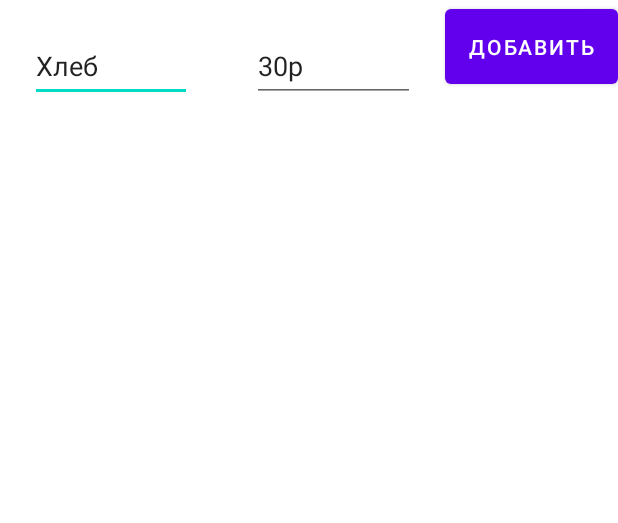
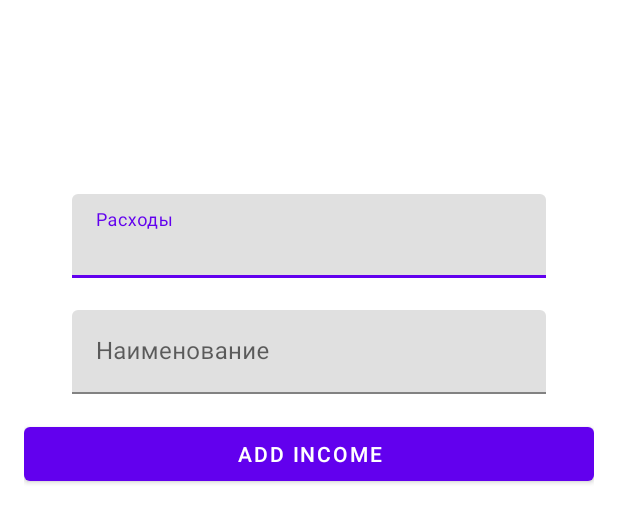
Before and after one commit to Levitan666/LoftMoney2, an Android app: the layout activity_add_item.xml on its own in the app's theme, with its tools: preview values and no code run, on a phone screen of 412 x 824 dp. Shown: the top 523 px of the screen. Run offline under Robolectric (Android 15) with nearby library versions, the phone set to English and light mode, and no system bars; network calls fail.

Commit message:
LoftMoney

```diff
--- /dev/null
+++ b/app/src/main/res/drawable/ic_add.xml
@@ -0,0 +1,5 @@
+<vector android:height="24dp" android:tint="#FFFFFF"
+    android:viewportHeight="24" android:viewportWidth="24"
+    android:width="24dp" xmlns:android="http://schemas.android.com/apk/res/android">
+    <path android:fillColor="@android:color/white" android:pathData="M19,13h-6v6h-2v-6H5v-2h6V5h2v6h6v2z"/>
+</vector>
--- a/app/src/main/res/layout/activity_add_item.xml
+++ b/app/src/main/res/layout/activity_add_item.xml
@@ -1,37 +1,48 @@
 <?xml version="1.0" encoding="utf-8"?>
 <LinearLayout
     xmlns:android="http://schemas.android.com/apk/res/android"
-    xmlns:app="http://schemas.android.com/apk/res-auto"
-    xmlns:tools="http://schemas.android.com/tools"
     android:layout_width="match_parent"
     android:layout_height="match_parent"
-    android:orientation="horizontal"
-    tools:context=".AddItemActivity">
+    android:orientation="vertical"
+    android:padding="16dp">
 
-    <EditText
-        android:id="@+id/name"
-        android:layout_width="0dp"
+    <com.google.android.material.textfield.TextInputLayout
+        android:layout_width="match_parent"
         android:layout_height="wrap_content"
-        android:layout_marginHorizontal="20dp"
-        android:layout_marginVertical="20dp"
-        android:layout_weight="1"
-        android:minHeight="48dp"
-        tools:text="Хлеб" />
+        android:layout_marginStart="32dp"
+        android:layout_marginTop="113dp"
+        android:layout_marginEnd="32dp"
+        android:hint="Расходы">
 
-    <EditText
-        android:id="@+id/price"
-        android:layout_width="0dp"
+        <com.google.android.material.textfield.TextInputEditText
+            android:id="@+id/moneyPriceView"
+            android:layout_width="match_parent"
+            android:layout_height="wrap_content"/>
+
+    </com.google.android.material.textfield.TextInputLayout>
+
+    <com.google.android.material.textfield.TextInputLayout
+        android:layout_width="match_parent"
         android:layout_height="wrap_content"
-        android:layout_marginHorizontal="20dp"
-        android:layout_marginVertical="20dp"
-        android:layout_weight="1"
-        android:minHeight="48dp"
-        tools:text="30р" />
+        android:layout_marginStart="32dp"
+        android:layout_marginTop="5dp"
+        android:layout_marginEnd="32dp"
+        android:hint="Наименование">
+
+    <com.google.android.material.textfield.TextInputEditText
+        android:id="@+id/moneyNameView"
+        android:layout_width="match_parent"
+        android:layout_height="wrap_content"
+        android:layout_marginTop="16dp" />
+
+    </com.google.android.material.textfield.TextInputLayout>
 
     <Button
-        android:layout_width="wrap_content"
-        android:layout_height="62dp"
+        android:id="@+id/btn_money_add"
+        android:layout_width="match_parent"
+        android:layout_height="wrap_content"
         android:layout_gravity="center_horizontal"
-        android:text="Добавить" />
+        android:layout_marginTop="16dp"
+        android:text="Add Income"/>
 
 </LinearLayout>
--- a/app/src/main/res/layout/item_money.xml
+++ b/app/src/main/res/layout/item_money.xml
@@ -10,7 +10,7 @@
         android:layout_width="0dp"
         android:layout_height="wrap_content"
         android:textSize="20sp"
-        tools:text= "Наимеование"
+        tools:text= "Наименование"
         android:layout_weight="1"/>
 
     <TextView
--- a/app/src/main/res/values/strings.xml
+++ b/app/src/main/res/values/strings.xml
@@ -2,6 +2,7 @@
     <string name="app_name">LoftMoney</string>
     <!-- TODO: Remove or change this placeholder text -->
     <string name="hello_blank_fragment">Hello blank fragment</string>
+    <string name="add_income">Add Income</string>
     <array name="main_pages_titles">
         <item>incomes</item>
         <item>expenses</item>
```
Also changed, not shown: app/build.gradle (+25 -8 lines), app/src/main/AndroidManifest.xml (+9 -7 lines), app/src/main/java/api/LoftAPI.java (added, +18 -0 lines), app/src/main/java/api/MoneyResponse.java (added, +17 -0 lines), app/src/main/java/com/example/loftmoney/AddItemActivity.java (+62 -2 lines), app/src/main/java/com/example/loftmoney/BudgetFragment.java (+71 -29 lines), app/src/main/java/com/example/loftmoney/FragmentBudgetBinding.java (added, +22 -0 lines), app/src/main/java/com/example/loftmoney/LoftApp.java (added, +38 -0 lines), app/src/main/java/com/example/loftmoney/MainActivity.java (+28 -19 lines), app/src/main/java/com/example/loftmoney/items/BudgetViewModel.java (added, +52 -0 lines), app/src/main/java/com/example/loftmoney/items/ItemsAdapter.java (+10 -8 lines), app/src/main/res/layout/activity_main.xml (+11 -0 lines), app/src/main/res/layout/fragment_budget.xml (+21 -5 lines).
